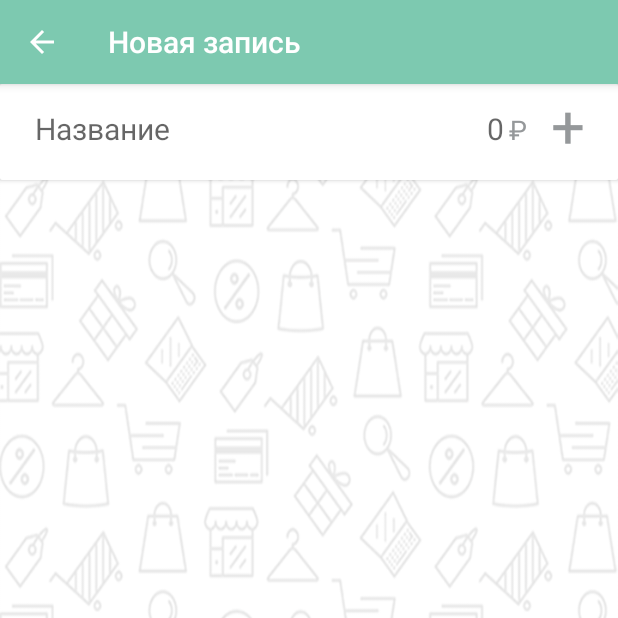
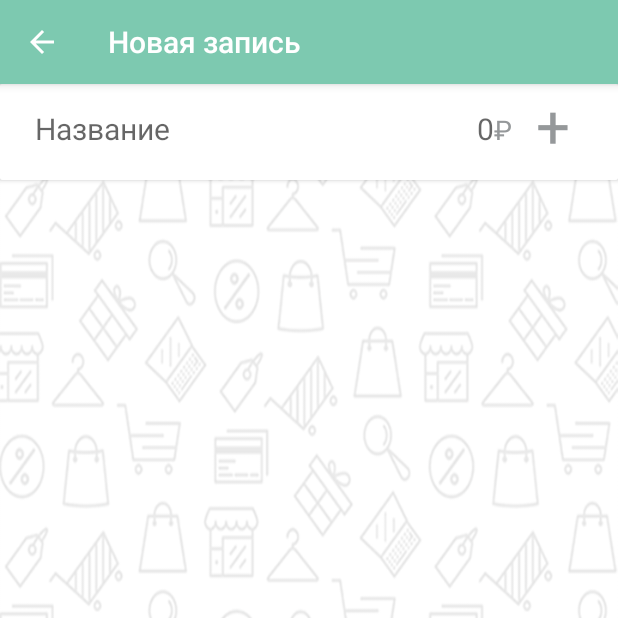
Before and after one commit to Sinetskiy/AndroidMoneyTracker, an Android app: the AddItemActivity screen opened directly, with no data from a screen before it, on a phone screen of 412 x 824 dp, the top half of it. Run offline under Robolectric (Android 15) with nearby library versions, the phone set to English and light mode, and no system bars.

Commit message:
migrate demainsion from style to layout

```diff
--- a/app/src/main/res/layout/activity_add.xml
+++ b/app/src/main/res/layout/activity_add.xml
@@ -1,5 +1,6 @@
 <?xml version="1.0" encoding="utf-8"?>
 <FrameLayout xmlns:android="http://schemas.android.com/apk/res/android"
+    xmlns:app="http://schemas.android.com/apk/res-auto"
     xmlns:tools="http://schemas.android.com/tools"
     android:layout_width="match_parent"
     android:layout_height="match_parent"
@@ -9,29 +10,59 @@
     <android.support.v7.widget.CardView
         android:layout_width="match_parent"
         android:layout_height="wrap_content"
-        android:elevation="@dimen/large_elevation">
+        android:elevation="40dp">
 
-        <LinearLayout style="@style/new_item_line">
+        <LinearLayout
+            android:layout_width="match_parent"
+            android:layout_height="wrap_content"
+            android:layout_marginTop="-5dp"
+            android:background="@color/white"
+            android:orientation="horizontal"
+            android:paddingBottom="10dp"
+            android:paddingEnd="16dp"
+            android:paddingStart="23dp">
 
             <EditText
                 android:id="@+id/name"
+                android:layout_width="0dp"
+                android:layout_height="wrap_content"
+                android:layout_weight="1"
+                android:background="@android:color/transparent"
                 android:hint="@string/name_hint"
-                style="@style/new_item_name" />
+                android:inputType="text"
+                android:maxLines="1"
+                android:textSize="@dimen/textSize" />
 
             <EditText
                 android:id="@+id/price"
+                android:layout_width="70dp"
+                android:layout_height="wrap_content"
+                android:background="@android:color/transparent"
                 android:hint="@string/price_hint"
-                style="@style/new_item_price" />
+                android:inputType="number"
+                android:textAlignment="textEnd"
+                android:textSize="@dimen/textSize" />
 
             <TextView
                 android:id="@+id/ruble"
+                android:layout_width="wrap_content"
+                android:layout_height="wrap_content"
                 android:text="@string/ruble_sign"
-                style="@style/new_item_price_sign" />
+                android:background="@android:color/transparent"
+                android:textColor="@color/cool_grey"
+                android:textSize="@dimen/textSize2" />
 
             <TextView
                 android:id="@+id/add"
-                android:text="@string/plus"
-                style="@style/new_item_add_button" />
+                android:layout_width="wrap_content"
+                android:layout_height="wrap_content"
+                android:layout_marginTop="5dp"
+                android:enabled="false"
+                android:paddingEnd="@dimen/padding_l"
+                android:paddingStart="@dimen/padding_l"
+                android:text="+"
+                android:textColor="@color/cool_grey"
+                android:textSize="40sp" />
 
         </LinearLayout>
     </android.support.v7.widget.CardView>
--- a/app/src/main/res/layout/balance.xml
+++ b/app/src/main/res/layout/balance.xml
@@ -9,5 +9,6 @@
         android:layout_width="match_parent"
         android:layout_height="wrap_content"
         android:text="Balance"
+        android:textColor="@color/cool_grey"
         android:textSize="40dp" />
 </LinearLayout>
--- a/app/src/main/res/layout/items.xml
+++ b/app/src/main/res/layout/items.xml
@@ -18,13 +18,20 @@
 
         <android.support.design.widget.FloatingActionButton
             android:id="@+id/add"
-            style="@style/FAB" />
+            android:layout_width="wrap_content"
+            android:layout_height="wrap_content"
+            android:layout_gravity="bottom|end"
+            android:layout_margin="20dp" />
 
         <TextView
+            android:layout_width="wrap_content"
+            android:layout_height="wrap_content"
+            android:elevation="@dimen/small_elevation"
             android:text="@string/plus"
+            android:textColor="@color/white"
+            android:textSize="@dimen/fab_lable_text_size"
             app:layout_anchor="@+id/add"
-            app:layout_anchorGravity="center"
-            style="@style/lableFAB" />
+            app:layout_anchorGravity="center" />
 
     </android.support.design.widget.CoordinatorLayout>
 
--- a/app/src/main/res/values/colors.xml
+++ b/app/src/main/res/values/colors.xml
@@ -10,4 +10,7 @@
     <color name="tab_indicator">#fbff88</color>
     <color name="textColor">#ffffff</color>
     <color name="cool_grey">#95989a</color>
+    <color name="colorPrimary">#7dc9b0 </color>
+    <color name="colorPrimaryDark">#1ca498 </color>
+    <color name="colorAccent">#fff67a </color>
 </resources>
--- a/app/src/main/res/values/styles.xml
+++ b/app/src/main/res/values/styles.xml
@@ -3,8 +3,16 @@
     <!-- Base application theme. -->
     <style name="AppTheme" parent="Theme.AppCompat.Light.DarkActionBar">
         <!-- Customize your theme here. -->
+        <item name="colorPrimary">@color/colorPrimary</item>
+        <item name="colorPrimaryDark">@color/colorPrimaryDark</item>
+        <item name="colorAccent">@color/colorAccent</item>
+    </style>
+
+    <style name="AppTheme.Toolbar" parent="Theme.AppCompat.Light.NoActionBar">
         <item name="colorPrimary">@color/pale_teal</item>
         <item name="colorPrimaryDark">@color/tealish</item>
+        <item name="colorAccent">@color/tealish</item>
+        <item name="windowActionModeOverlay">true</item>
         <item name="android:textColor">@color/white</item>
     </style>
 
@@ -53,77 +61,4 @@
         <item name="android:textStyle">normal</item>
     </style>
 
-    <style name="AppTheme.Toolbar" parent="Theme.AppCompat.Light.NoActionBar">
-
-        <item name="colorPrimary">@color/pale_teal</item>
-        <item name="colorPrimaryDark">@color/tealish</item>
-        <item name="colorAccent">@color/tealish</item>
-        <item name="windowActionModeOverlay">true</item>
-        <item name="android:textColor">@color/white</item>
-    </style>
-
-    <style name="FAB">
-        <item name="android:layout_width">56dp</item>
-        <item name="android:layout_height">56dp</item>
-        <item name="android:layout_gravity">bottom|end</item>
-        <item name="android:layout_margin">20dp</item>
-    </style>
-
-    <style name="lableFAB">
-        <item name="android:layout_width">wrap_content</item>
-        <item name="android:layout_height">wrap_content</item>
-        <item name="android:elevation">@dimen/small_elevation</item>
-        <item name="android:textColor">#fff</item>
-        <item name="android:textSize">@dimen/fab_lable_text_size</item>
-    </style>
-
-    <style name="new_item_line">
-        <item name="android:layout_width">match_parent</item>
-        <item name="android:layout_height">wrap_content</item>
-        <item name="android:layout_marginTop">-5dp</item>
-        <item name="android:background">@color/white</item>
-        <item name="android:orientation">horizontal</item>
-        <item name="android:paddingBottom">10dp</item>
-        <item name="android:paddingEnd">16dp</item>
-        <item name="android:paddingStart">23dp</item>
-    </style>
-
-    <style name="new_item_name">
-        <item name="android:layout_width">0dp</item>
-        <item name="android:layout_height">wrap_content</item>
-        <item name="android:layout_weight">1</item>
-        <item name="android:background">@android:color/transparent</item>
-        <item name="android:inputType">text</item>
-        <item name="android:maxLines">1</item>
-        <item name="android:textSize">@dimen/textSize</item>
-    </style>
-
-    <style name="new_item_price">
-        <item name="android:layout_width">70dp</item>
-        <item name="android:layout_height">wrap_content</item>
-        <item name="android:background">@android:color/transparent</item>
-        <item name="android:inputType">number</item>
-        <item name="android:textAlignment">textEnd</item>
-        <item name="android:textSize">@dimen/textSize</item>
-    </style>
-
-    <style name="new_item_price_sign">
-        <item name="android:paddingStart">3dp</item>
-        <item name="android:layout_width">wrap_content</item>
-        <item name="android:layout_height">wrap_content</item>
-        <item name="android:textColor">@color/cool_grey</item>
-        <item name="android:textSize">@dimen/textSize2</item>
-    </style>
-
-    <style name="new_item_add_button">
-        <item name="android:layout_width">wrap_content</item>
-        <item name="android:layout_height">wrap_content</item>
-        <item name="android:layout_marginTop">5dp</item>
-        <item name="android:enabled">false</item>
-        <item name="android:paddingEnd">@dimen/padding_s</item>
-        <item name="android:paddingStart">@dimen/padding_l</item>
-        <item name="android:textColor">@color/cool_grey</item>
-        <item name="android:textSize">40sp</item>
-    </style>
-
 </resources>
```
